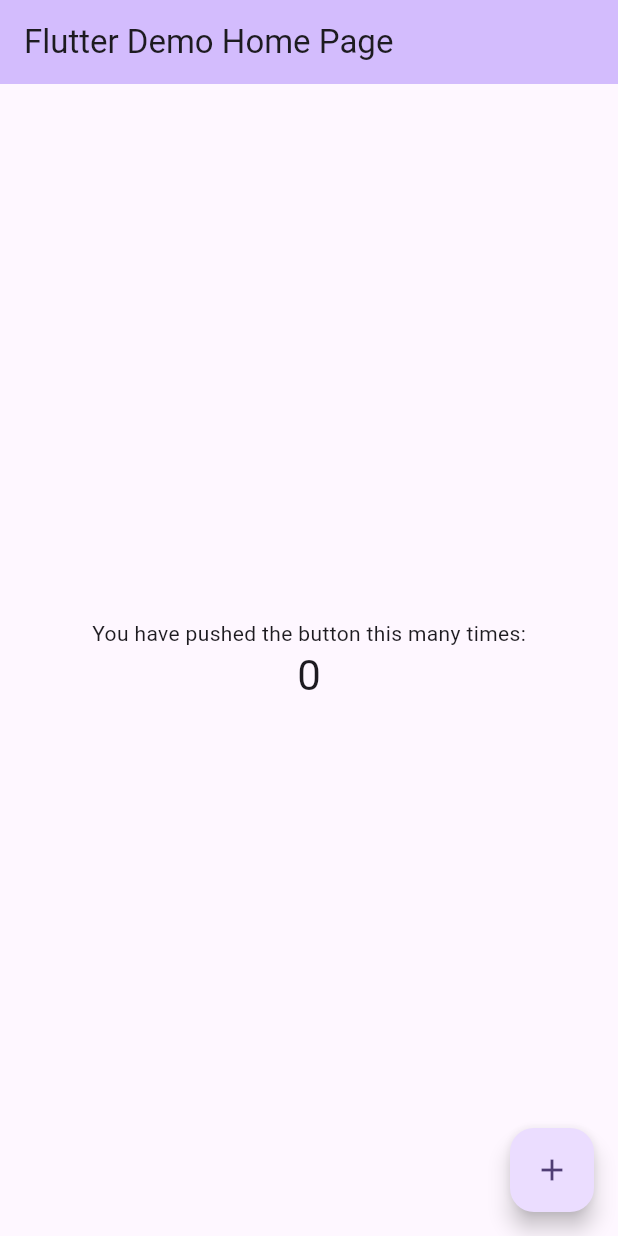
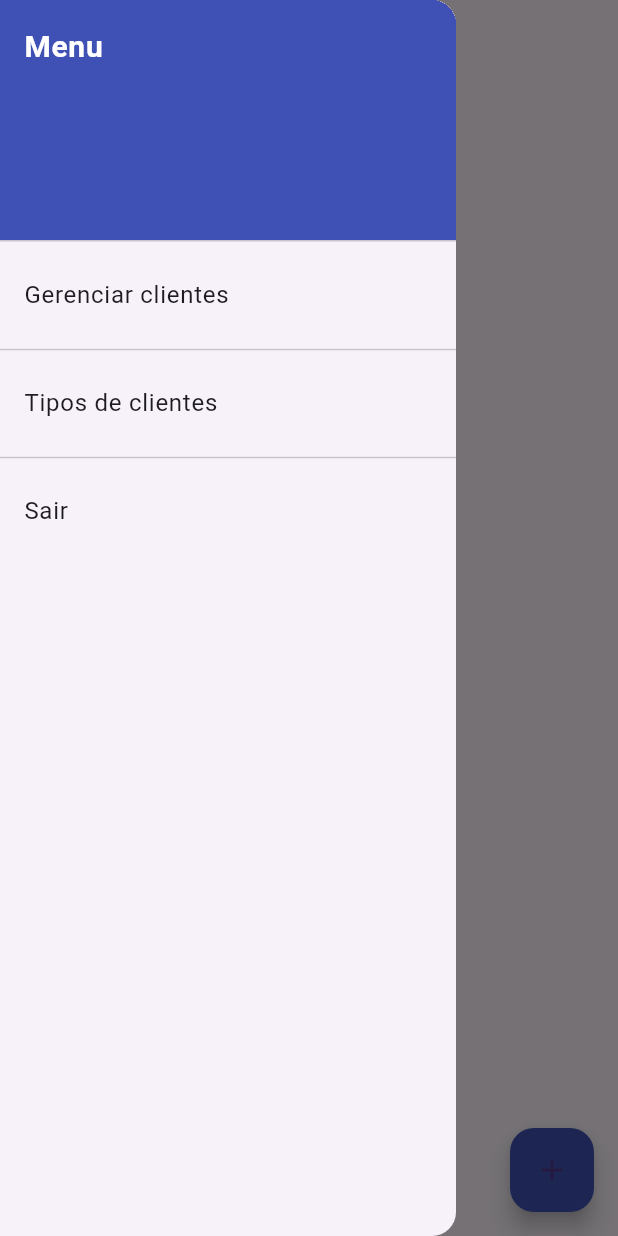
Before and after one commit to shenioalves/provider, a Flutter app: the screen it shows after launch, with the side drawer open (before the commit the screen has no drawer), on a phone screen of 412 x 824 dp. Run offline on Flutter 3.47's test engine with Material 3 defaults, Android fonts, the phone set to English and light mode, and no system bars.

Commit message:
add client and client type models, client types page, and clients page

```diff
--- /dev/null
+++ b/lib/components/hamburger_menu.dart
@@ -0,0 +1,49 @@
+import 'dart:io';
+import 'package:flutter/material.dart';
+
+class HamburgerMenu extends StatelessWidget {
+  const HamburgerMenu({Key? key}) : super(key: key);
+
+  @override
+  Widget build(BuildContext context) {
+    return Drawer(
+      child: ListView(
+        padding: EdgeInsets.zero,
+        children: [
+          const DrawerHeader(
+            decoration: BoxDecoration(
+              color: Colors.indigo,
+            ),
+            child: Text(
+            'Menu',
+            style: TextStyle(
+              fontWeight: FontWeight.bold,
+              color: Colors.white,
+              fontSize: 20
+            )),
+          ),
+          ListTile(
+            title: const Text('Gerenciar clientes'),
+            onTap: () {
+              Navigator.pushNamed(context, '/');
+            },
+          ),
+          const Divider(),
+          ListTile(
+            title: const Text('Tipos de clientes'),
+            onTap: () {
+              Navigator.pushNamed(context, '/tipos');
+            },
+          ),
+          const Divider(),
+          ListTile(
+            title: const Text('Sair'),
+            onTap: () {
+              exit(0);
+            },
+          ),
+        ],
+      ),
+    );
+  }
+}
--- a/lib/main.dart
+++ b/lib/main.dart
@@ -1,122 +1,28 @@
+
 import 'package:flutter/material.dart';
+import 'package:providerr/pages/client_types_page.dart';
+import 'pages/clients_page.dart';
 
 void main() {
   runApp(const MyApp());
 }
 
 class MyApp extends StatelessWidget {
-  const MyApp({super.key});
+  const MyApp({Key? key}) : super(key: key);
 
-  // This widget is the root of your application.
   @override
   Widget build(BuildContext context) {
     return MaterialApp(
-      title: 'Flutter Demo',
+      title: 'Controle de clientes',
+      debugShowCheckedModeBanner: false,
       theme: ThemeData(
-        // This is the theme of your application.
-        //
-        // TRY THIS: Try running your application with "flutter run". You'll see
-        // the application has a purple toolbar. Then, without quitting the app,
-        // try changing the seedColor in the colorScheme below to Colors.green
-        // and then invoke "hot reload" (save your changes or press the "hot
-        // reload" button in a Flutter-supported IDE, or press "r" if you used
-        // the command line to start the app).
-        //
-        // Notice that the counter didn't reset back to zero; the application
-        // state is not lost during the reload. To reset the state, use hot
-        // restart instead.
-        //
-        // This works for code too, not just values: Most code changes can be
-        // tested with just a hot reload.
-        colorScheme: ColorScheme.fromSeed(seedColor: Colors.deepPurple),
+        primarySwatch: Colors.indigo,
       ),
-      home: const MyHomePage(title: 'Flutter Demo Home Page'),
+      initialRoute: '/',
+      routes: {
+        '/': (context) => const ClientsPage(title: 'Clientes'),
+        '/tipos': (context) => const ClientTypesPage(title: 'Tipos de cliente'),
+      },
     );
   }
 }
-
-class MyHomePage extends StatefulWidget {
-  const MyHomePage({super.key, required this.title});
-
-  // This widget is the home page of your application. It is stateful, meaning
-  // that it has a State object (defined below) that contains fields that affect
-  // how it looks.
-
-  // This class is the configuration for the state. It holds the values (in this
-  // case the title) provided by the parent (in this case the App widget) and
-  // used by the build method of the State. Fields in a Widget subclass are
-  // always marked "final".
-
-  final String title;
-
-  @override
-  State<MyHomePage> createState() => _MyHomePageState();
-}
-
-class _MyHomePageState extends State<MyHomePage> {
-  int _counter = 0;
-
-  void _incrementCounter() {
-    setState(() {
-      // This call to setState tells the Flutter framework that something has
-      // changed in this State, which causes it to rerun the build method below
-      // so that the display can reflect the updated values. If we changed
-      // _counter without calling setState(), then the build method would not be
-      // called again, and so nothing would appear to happen.
-      _counter++;
-    });
-  }
-
-  @override
-  Widget build(BuildContext context) {
-    // This method is rerun every time setState is called, for instance as done
-    // by the _incrementCounter method above.
-    //
-    // The Flutter framework has been optimized to make rerunning build methods
-    // fast, so that you can just rebuild anything that needs updating rather
-    // than having to individually change instances of widgets.
-    return Scaffold(
-      appBar: AppBar(
-        // TRY THIS: Try changing the color here to a specific color (to
-        // Colors.amber, perhaps?) and trigger a hot reload to see the AppBar
-        // change color while the other colors stay the same.
-        backgroundColor: Theme.of(context).colorScheme.inversePrimary,
-        // Here we take the value from the MyHomePage object that was created by
-        // the App.build method, and use it to set our appbar title.
-        title: Text(widget.title),
-      ),
-      body: Center(
-        // Center is a layout widget. It takes a single child and positions it
-        // in the middle of the parent.
-        child: Column(
-          // Column is also a layout widget. It takes a list of children and
-          // arranges them vertically. By default, it sizes itself to fit its
-          // children horizontally, and tries to be as tall as its parent.
-          //
-          // Column has various properties to control how it sizes itself and
-          // how it positions its children. Here we use mainAxisAlignment to
-          // center the children vertically; the main axis here is the vertical
-          // axis because Columns are vertical (the cross axis would be
-          // horizontal).
-          //
-          // TRY THIS: Invoke "debug painting" (choose the "Toggle Debug Paint"
-          // action in the IDE, or press "p" in the console), to see the
-          // wireframe for each widget.
-          mainAxisAlignment: MainAxisAlignment.center,
-          children: <Widget>[
-            const Text('You have pushed the button this many times:'),
-            Text(
-              '$_counter',
-              style: Theme.of(context).textTheme.headlineMedium,
-            ),
-          ],
-        ),
-      ),
-      floatingActionButton: FloatingActionButton(
-        onPressed: _incrementCounter,
-        tooltip: 'Increment',
-        child: const Icon(Icons.add),
-      ), // This trailing comma makes auto-formatting nicer for build methods.
-    );
-  }
-}
--- /dev/null
+++ b/lib/models/client.dart
@@ -0,0 +1,15 @@
+
+
+import 'client_type.dart';
+
+class Client {
+  String name;
+  String email;
+  ClientType type;
+
+  Client({
+    required this.name,
+    required this.email,
+    required this.type
+  });
+}
--- /dev/null
+++ b/lib/models/client_type.dart
@@ -0,0 +1,11 @@
+import 'package:flutter/material.dart';
+
+class ClientType {
+  String name;
+  IconData? icon;
+
+  ClientType({
+    required this.name,
+    required this.icon
+  });
+}
--- /dev/null
+++ b/lib/pages/clients_page.dart
@@ -0,0 +1,149 @@
+
+import 'package:flutter/material.dart';
+
+import '../components/hamburger_menu.dart';
+import '../models/client.dart';
+import '../models/client_type.dart';
+
+class ClientsPage extends StatefulWidget {
+  const ClientsPage({Key? key, required this.title}) : super(key: key);
+  final String title;
+
+  @override
+  State<ClientsPage> createState() => _ClientsPageState();
+}
+
+class _ClientsPageState extends State<ClientsPage> {
+
+  List<Client> clients = [
+    Client(name: 'Geraldo', email: 'leo@email.com', type: ClientType(name: 'Platinum', icon: Icons.credit_card)),
+    Client(name: 'Paulo', email: 'leo@email.com', type: ClientType(name: 'Golden', icon: Icons.card_membership)),
+    Client(name: 'Caio', email: 'leo@email.com', type: ClientType(name: 'Titanium', icon: Icons.credit_score)),
+    Client(name: 'Ruan', email: 'ruan@email.com', type: ClientType(name: 'Diamond', icon: Icons.diamond)),
+  ];
+
+  List<ClientType> types = [
+    ClientType(name: 'Platinum', icon: Icons.credit_card),
+    ClientType(name: 'Golden', icon: Icons.card_membership),
+    ClientType(name: 'Titanium', icon: Icons.credit_score),
+    ClientType(name: 'Diamond', icon: Icons.diamond),
+  ];
+
+  @override
+  Widget build(BuildContext context) {
+
+    return Scaffold(
+      appBar: AppBar(
+        title: Text(widget.title),
+      ),
+      drawer: const HamburgerMenu(),
+      body: ListView.builder(
+        itemCount: clients.length,
+        itemBuilder: (context, index) {
+          return Dismissible(
+            key: UniqueKey(),
+            background: Container(color: Colors.red),
+            child: ListTile(
+              leading: Icon(clients[index].type.icon),
+              title: Text(clients[index].name + ' ('+ clients[index].type.name + ')'),
+              iconColor: Colors.indigo,
+            ),
+            onDismissed: (direction) {
+              setState(() {
+                clients.removeAt(index);
+              });
+            },
+          );
+        },
+      ),
+      floatingActionButton: FloatingActionButton(
+        backgroundColor: Colors.indigo,
+        onPressed: (){createType(context);},
+        tooltip: 'Add Tipo',
+        child: const Icon(Icons.add),
+      ),
+    );
+  }
+
+  void createType(context) {
+    TextEditingController nomeInput = TextEditingController();
+    TextEditingController emailInput = TextEditingController();
+    ClientType dropdownValue = types[0];
+
+    showDialog(
+        context: context,
+        builder: (BuildContext context) {
+            return AlertDialog(
+                scrollable: true,
+                title: const Text('Cadastrar cliente'),
+                content: Padding(
+                  padding: const EdgeInsets.all(8.0),
+                  child: Form(
+                    child: Column(
+                      crossAxisAlignment: CrossAxisAlignment.start,
+                      children: <Widget>[
+                        TextFormField(
+                          controller: nomeInput,
+                          decoration: const InputDecoration(
+                            labelText: 'Nome',
+                            icon: Icon(Icons.account_box),
+                          ),
+                        ),
+                        const Padding(padding: EdgeInsets.all(5)),
+                        TextFormField(
+                          controller: emailInput,
+                          decoration: const InputDecoration(
+                            labelText: 'Email',
+                            icon: Icon(Icons.email),
+                          ),
+                        ),
+                        const Padding(padding: EdgeInsets.all(5)),
+                        StatefulBuilder(builder: (BuildContext context, StateSetter setState) {
+                          return DropdownButton(
+                            isExpanded: true,
+                            value: dropdownValue,
+                            icon: const Icon(Icons.arrow_downward),
+                            style: const TextStyle(color: Colors.deepPurple),
+                            underline: Container(
+                              height: 2,
+                              color: Colors.indigo,
+                            ),
+                            onChanged: (newValue) {
+                              setState(() {
+                                dropdownValue = newValue as ClientType;
+                              });
+                            },
+                            items: types.map((ClientType type) {
+                              return DropdownMenuItem<ClientType>(
+                                value: type,
+                                child: Text(type.name),
+                              );
+                            }).toList(),
+                          );
+                        }),
+                      ],
+                    ),
+                  ),
+                ),
+                actions: [
+                  TextButton(
+                      child: const Text("Salvar"),
+                      onPressed: () async {
+                        setState(() {
+                          clients.add(Client(name: nomeInput.text, email: emailInput.text, type: dropdownValue));
+                        });
+                        Navigator.pop(context);
+                      }
+                  ),
+                  TextButton(
+                    child: const Text("Calcelar"),
+                    onPressed: () {
+                      Navigator.pop(context);
+                    }
+                  ),
+                ],
+              );
+            }
+          );
+  }
+}
--- a/pubspec.yaml
+++ b/pubspec.yaml
@@ -34,6 +34,7 @@
   # The following adds the Cupertino Icons font to your application.
   # Use with the CupertinoIcons class for iOS style icons.
   cupertino_icons: ^1.0.8
+  provider: ^6.0.3
 
 dev_dependencies:
   flutter_test:
```
Also changed, not shown: lib/components/icon_picker.dart (added, +87 -0 lines), lib/pages/client_types_page.dart (added, +132 -0 lines), pubspec.lock.
